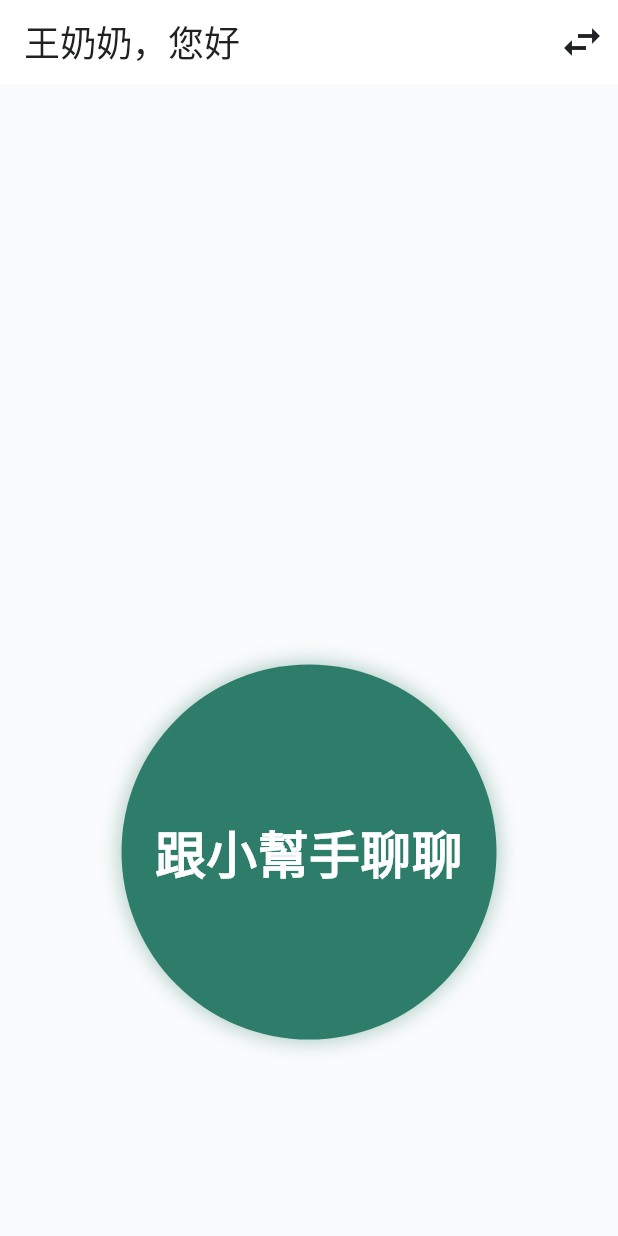
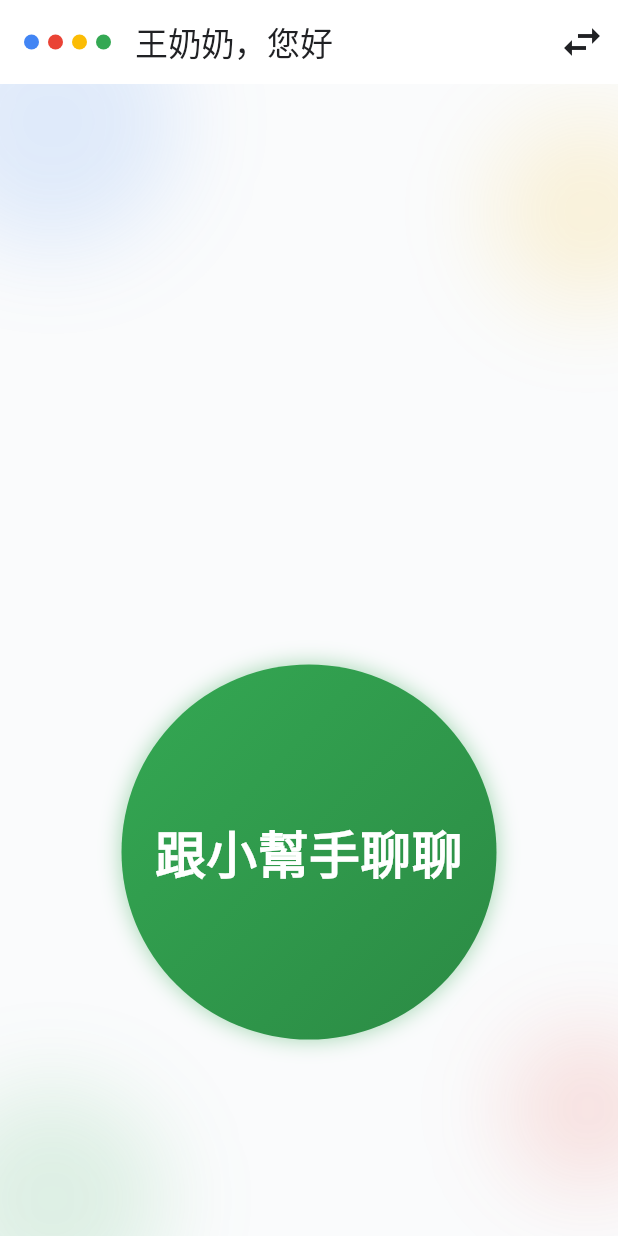
Before and after one commit to ponponnnnnn/2026MCH, a Flutter app: the screen it shows after launch, after a tap on "我是長輩", on a phone screen of 412 x 824 dp. Run offline on Flutter 3.47's test engine with Material 3 defaults, Android fonts, the phone set to English and light mode, and no system bars; our stand-ins replace cloud_firestore, firebase_core, firebase_messaging, fl_chart, flutter_riverpod, shared_preferences and 1 more; missing offline and left inert: audio_session, flutter_pcm_sound, record; accounts and stored records are empty; network calls fail.

Commit message:
feat(app): 長輩端與身分選擇畫面套用網頁版視覺，整個 App 統一
參照 origin/main（8f5cf9a）的 backend/public/index.html（長輩通話網頁），
把同一套 Google 四色視覺搬到 Flutter：

- core/theme.dart 新增兩個共用元件
  - BrandBackground：四角四色模糊圓形背景（對應網頁 .bg-shape），
    身分選擇、長輩畫面共用
  - CallPulse：通話中四色跳動圓點（對應網頁 .pulse-row，四個點錯開
    0/.12/.24/.36 週期）
- elder_screen.dart：AppBar 加品牌圓點；通話按鈕依狀態配色（待機綠、
  聽長輩說話藍、小幫手說話黃、連線中灰）並加漸層；通話中顯示
  CallPulse；結束通話、錯誤訊息改用品牌紅；來電畫面接聽=綠、拒接=紅、
  底色=品牌藍（網頁沒有來電畫面，只換配色不加裝飾）
- role_select_screen.dart：AppBar 加品牌圓點、加背景色塊

沒有搬的：網頁版的通話逐字稿區塊（.log），那是這個專案已經刻意拿掉
的功能，App 端保持沒有逐字稿。麥克風音量條保留（網頁版沒有，但它是
除錯與回饋用的既有功能，不在「刪掉的功能」內）。

驗證：dart analyze、flutter test（9 項，含新增的 CallPulse 動畫測試）
皆過。模擬器實機截圖確認身分選擇、長輩待機畫面、麥克風權限被拒的
紅色錯誤訊息樣式；通話中的跳動圓點與來電畫面新配色沒有實機截圖
（驗證途中模擬器被正常關閉），前者以 widget test 驗證動畫確實在動，
後者只換顏色常數。

Co-Authored-By: Claude Sonnet 5 <noreply@anthropic.com>

```diff
--- a/app/lib/core/theme.dart
+++ b/app/lib/core/theme.dart
@@ -1,3 +1,5 @@
+import 'dart:ui';
+
 import 'package:flutter/material.dart';
 
 /// 與 web 版家屬儀表板一致的 Google 四色視覺語言。
@@ -97,6 +99,90 @@ class AccentCard extends StatelessWidget {
       );
 }
 
+/// 裝飾性四色模糊圓形背景，對應 web 版（backend/public/index.html）的 .bg-shape。
+/// 純裝飾、蓋在畫面最底層，不吃點擊事件。
+class BrandBackground extends StatelessWidget {
+  const BrandBackground({super.key});
+
+  static const _shapes = [
+    (AppColors.blue500, -60.0, -50.0, 170.0),
+    (AppColors.yellow500, -45.0, null, 130.0),
+    (AppColors.green500, null, -40.0, 150.0),
+    (AppColors.red500, null, null, 110.0),
+  ];
+
+  @override
+  Widget build(BuildContext context) {
+    return IgnorePointer(
+      child: Stack(children: [
+        _shape(_shapes[0].$1, top: _shapes[0].$2, left: _shapes[0].$3, size: _shapes[0].$4),
+        _shape(_shapes[1].$1, top: 20, right: -45, size: _shapes[1].$4),
+        _shape(_shapes[2].$1, bottom: -50, left: -40, size: _shapes[2].$4),
+        _shape(_shapes[3].$1, bottom: 30, right: -35, size: _shapes[3].$4),
+      ]),
+    );
+  }
+
+  Widget _shape(Color color, {double? top, double? bottom, double? left, double? right, required double size}) {
+    return Positioned(
+      top: top,
+      bottom: bottom,
+      left: left,
+      right: right,
+      child: ImageFiltered(
+        imageFilter: ImageFilter.blur(sigmaX: 30, sigmaY: 30),
+        child: Container(
+          width: size,
+          height: size,
+          decoration: BoxDecoration(color: color.withValues(alpha: 0.14), shape: BoxShape.circle),
+        ),
+      ),
+    );
+  }
+}
+
+/// 通話中的四色跳動指示，對應 web 版的 .pulse-row（取代單調的純文字狀態）。
+class CallPulse extends StatefulWidget {
+  const CallPulse({super.key});
+
+  @override
+  State<CallPulse> createState() => _CallPulseState();
+}
+
+class _CallPulseState extends State<CallPulse> with SingleTickerProviderStateMixin {
+  late final _controller = AnimationController(vsync: this, duration: const Duration(milliseconds: 1100))..repeat();
+
+  @override
+  void dispose() {
+    _controller.dispose();
+    super.dispose();
+  }
+
+  @override
+  Widget build(BuildContext context) {
+    const colors = [AppColors.blue500, AppColors.red500, AppColors.yellow500, AppColors.green500];
+    return SizedBox(
+      height: 34,
+      child: Row(mainAxisSize: MainAxisSize.min, children: [
+        for (final (i, c) in colors.indexed)
+          Padding(
+            padding: const EdgeInsets.symmetric(horizontal: 5),
+            child: AnimatedBuilder(
+              animation: _controller,
+              builder: (_, child) {
+                // 每個點延遲一點點開始跳，跟 web 版 animation-delay 0/.12/.24/.36s 對應
+                final t = (_controller.value - i * 0.11) % 1.0;
+                final lift = t < 0 ? 0.0 : (t < 0.4 ? (1 - (t / 0.4 - 1) * (t / 0.4 - 1)) : 0.0);
+                return Transform.translate(offset: Offset(0, -14 * lift), child: child);
+              },
+              child: Container(width: 14, height: 14, decoration: BoxDecoration(color: c, shape: BoxShape.circle)),
+            ),
+          ),
+      ]),
+    );
+  }
+}
+
 /// 左側色條的訊息區塊（web 版警報與建議關心的樣式）。
 class SideBarBox extends StatelessWidget {
   final Color border;
--- a/app/lib/features/elder/elder_screen.dart
+++ b/app/lib/features/elder/elder_screen.dart
@@ -9,6 +9,7 @@ import '../../core/config.dart';
 import '../../core/incoming_call.dart';
 import '../../core/providers.dart';
 import '../../core/push_registration.dart';
+import '../../core/theme.dart';
 import '../../firebase_options.dart';
 
 class ElderScreen extends ConsumerStatefulWidget {
@@ -104,16 +105,25 @@ class _ElderScreenState extends ConsumerState<ElderScreen> {
   Widget build(BuildContext context) {
     if (_incoming != null) return _buildIncomingCallScreen(_incoming!);
 
+    // 跟 web 版（backend/public/index.html）同一套配色：待機／可以撥出＝綠、
+    // 聽長輩說話＝藍、小幫手說話中＝黃，連線中維持中性灰。
     final (label, color) = switch (_state) {
       CallState.connecting => ('連線中…', Colors.grey),
-      CallState.listening => ('我在聽，請說話', const Color(0xFF2E7D6B)),
-      CallState.speaking => ('小幫手說話中', const Color(0xFFE07A2F)),
-      _ => ('跟小幫手聊聊', const Color(0xFF2E7D6B)),
+      CallState.listening => ('我在聽，請說話', AppColors.blue500),
+      CallState.speaking => ('小幫手說話中', AppColors.yellow700),
+      _ => ('跟小幫手聊聊', AppColors.green500),
     };
 
     return Scaffold(
       appBar: AppBar(
-        title: Text('${AppConfig.elderName}，您好', style: const TextStyle(fontSize: 24)),
+        title: Row(mainAxisSize: MainAxisSize.min, children: [
+          const BrandMark(),
+          const SizedBox(width: 10),
+          Flexible(
+            child: Text('${AppConfig.elderName}，您好',
+                style: const TextStyle(fontSize: 22), overflow: TextOverflow.ellipsis),
+          ),
+        ]),
         actions: [
           if (!_inCall)
             IconButton(
@@ -124,10 +134,14 @@ class _ElderScreenState extends ConsumerState<ElderScreen> {
             ),
         ],
       ),
-      body: SafeArea(
+      body: Stack(children: [
+        const BrandBackground(),
+        SafeArea(
           child: Column(children: [
             const Spacer(flex: 2),
-          if (_inCall)
+            if (_inCall) ...[
+              const CallPulse(),
+              const SizedBox(height: 12),
               Padding(
                 padding: const EdgeInsets.symmetric(horizontal: 24, vertical: 4),
                 child: Row(children: [
@@ -140,11 +154,12 @@ class _ElderScreenState extends ConsumerState<ElderScreen> {
                   Text(_level.toStringAsFixed(3)),
                 ]),
               ),
+            ],
             if (_error != null)
               Padding(
                 padding: const EdgeInsets.symmetric(horizontal: 16),
                 child: Text(_error!,
-                  style: const TextStyle(fontSize: 22, color: Colors.red),
+                    style: const TextStyle(fontSize: 22, color: AppColors.red700),
                     textAlign: TextAlign.center),
               ),
             Expanded(
@@ -159,8 +174,12 @@ class _ElderScreenState extends ConsumerState<ElderScreen> {
                     width: _state == CallState.speaking ? 280 : 250,
                     height: _state == CallState.speaking ? 280 : 250,
                     decoration: BoxDecoration(
-                    color: color,
                       shape: BoxShape.circle,
+                      gradient: LinearGradient(
+                        begin: Alignment.topLeft,
+                        end: Alignment.bottomRight,
+                        colors: [color, Color.lerp(color, Colors.black, 0.18)!],
+                      ),
                       boxShadow: [
                         BoxShadow(
                             color: color.withValues(alpha: 0.45),
@@ -183,7 +202,7 @@ class _ElderScreenState extends ConsumerState<ElderScreen> {
                 padding: const EdgeInsets.only(bottom: 16),
                 child: FilledButton.icon(
                   style: FilledButton.styleFrom(
-                  backgroundColor: Colors.red.shade700,
+                    backgroundColor: AppColors.red500,
                     padding: const EdgeInsets.symmetric(horizontal: 32, vertical: 16),
                   ),
                   onPressed: _client.stop,
@@ -193,6 +212,7 @@ class _ElderScreenState extends ConsumerState<ElderScreen> {
               ),
           ]),
         ),
+      ]),
     );
   }
 
@@ -200,7 +220,7 @@ class _ElderScreenState extends ConsumerState<ElderScreen> {
   /// 也就不會有「接聽後跟原本畫面沒接好」這種殘留舊畫面擋住觸控的問題。
   Widget _buildIncomingCallScreen(IncomingCallPayload payload) {
     return Scaffold(
-      backgroundColor: const Color(0xFF2E7D6B),
+      backgroundColor: AppColors.blue500,
       body: SafeArea(
         child: Column(children: [
           const Spacer(flex: 2),
@@ -214,13 +234,13 @@ class _ElderScreenState extends ConsumerState<ElderScreen> {
             child: Row(mainAxisAlignment: MainAxisAlignment.spaceEvenly, children: [
               _incomingActionButton(
                 onPressed: _declineIncoming,
-                color: Colors.red.shade700,
+                color: AppColors.red500,
                 icon: Icons.call_end,
                 label: '拒接',
               ),
               _incomingActionButton(
                 onPressed: _acceptIncoming,
-                color: const Color(0xFFE07A2F),
+                color: AppColors.green500,
                 icon: Icons.call,
                 label: '接聽',
               ),
--- a/app/lib/features/role_select_screen.dart
+++ b/app/lib/features/role_select_screen.dart
@@ -31,13 +31,22 @@ class RoleSelectScreen extends ConsumerWidget {
         );
 
     return Scaffold(
-      appBar: AppBar(title: const Text('長照小幫手')),
-      body: SafeArea(
-        child: Column(children: [
-          big('我是長輩', Icons.elderly, Role.elder, AppColors.yellow700),
-          big('我是家屬', Icons.family_restroom, Role.family, AppColors.blue500),
+      appBar: AppBar(
+        title: Row(mainAxisSize: MainAxisSize.min, children: const [
+          BrandMark(),
+          SizedBox(width: 10),
+          Text('長照小幫手'),
         ]),
       ),
+      body: Stack(children: [
+        const BrandBackground(),
+        SafeArea(
+          child: Column(children: [
+            big('我是長輩', Icons.elderly, Role.elder, AppColors.yellow700),
+            big('我是家屬', Icons.family_restroom, Role.family, AppColors.blue500),
+          ]),
+        ),
+      ]),
     );
   }
 }
```
Also changed, not shown: 1 other file. Lines whose indentation alone changed are shown as unchanged.
